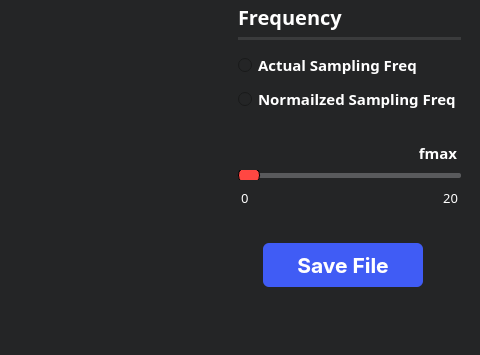
Old version of the form mainwindow.ui in the repository joyou159/Sampling-Studio; both pictures show x 845 to 1325 and y 240 to 595 of the 1325 by 788 pixel window.
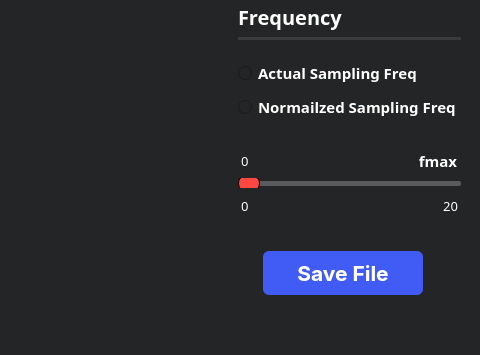
New version of the form. Icons and pictures are not drawn. Custom widgets are drawn as their Qt base class.

Diff of the .ui file:
```diff
--- a/mainwindow.ui
+++ b/mainwindow.ui
@@ -1122,7 +1122,7 @@
           <property name="sizeHint" stdset="0">
            <size>
             <width>20</width>
-            <height>5</height>
+            <height>13</height>
            </size>
           </property>
          </spacer>
@@ -1182,7 +1182,24 @@
            </spacer>
           </item>
           <item>
-           <layout class="QVBoxLayout" name="verticalLayout_10">
+           <layout class="QHBoxLayout" name="horizontalLayout_10">
+            <item>
+             <widget class="QLabel" name="indicatLabel">
+              <property name="font">
+               <font>
+                <family>Overpass Medium</family>
+                <pointsize>10</pointsize>
+               </font>
+              </property>
+              <property name="styleSheet">
+               <string notr="true">color:white;
+margin-top: 3px;</string>
+              </property>
+              <property name="text">
+               <string>0</string>
+              </property>
+             </widget>
+            </item>
             <item>
              <widget class="QLabel" name="fmaxLabel">
               <property name="font">
@@ -1205,6 +1222,10 @@
               </property>
              </widget>
             </item>
+           </layout>
+          </item>
+          <item>
+           <layout class="QVBoxLayout" name="verticalLayout_10">
             <item>
              <layout class="QVBoxLayout" name="verticalLayout_9">
               <item>
@@ -1251,7 +1272,7 @@
               </item>
               <item>
                <layout class="QHBoxLayout" name="horizontalLayout_5">
-                <item>
+                <item alignment="Qt::AlignLeft">
                  <widget class="QLabel" name="startLabel">
                   <property name="font">
                    <font>
@@ -1268,7 +1289,7 @@
                   </property>
                  </widget>
                 </item>
-                <item>
+                <item alignment="Qt::AlignRight">
                  <widget class="QLabel" name="endLabel">
                   <property name="font">
                    <font>
```
Left out of the diff: 2 changed lines with no effect on the pictures.
